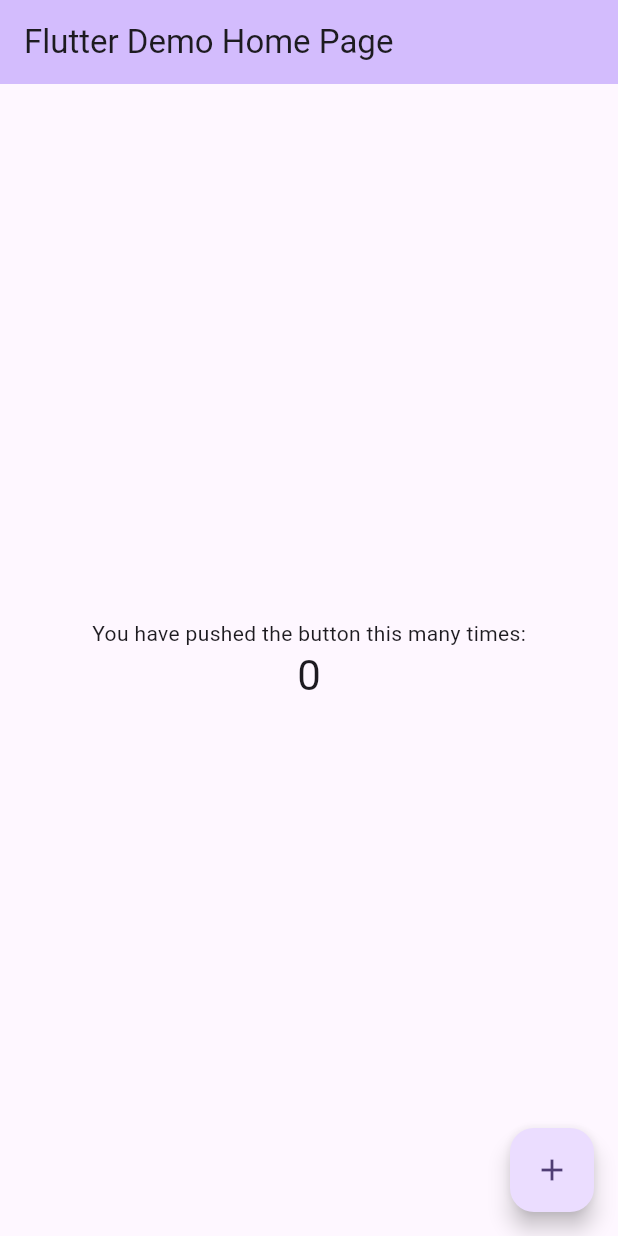
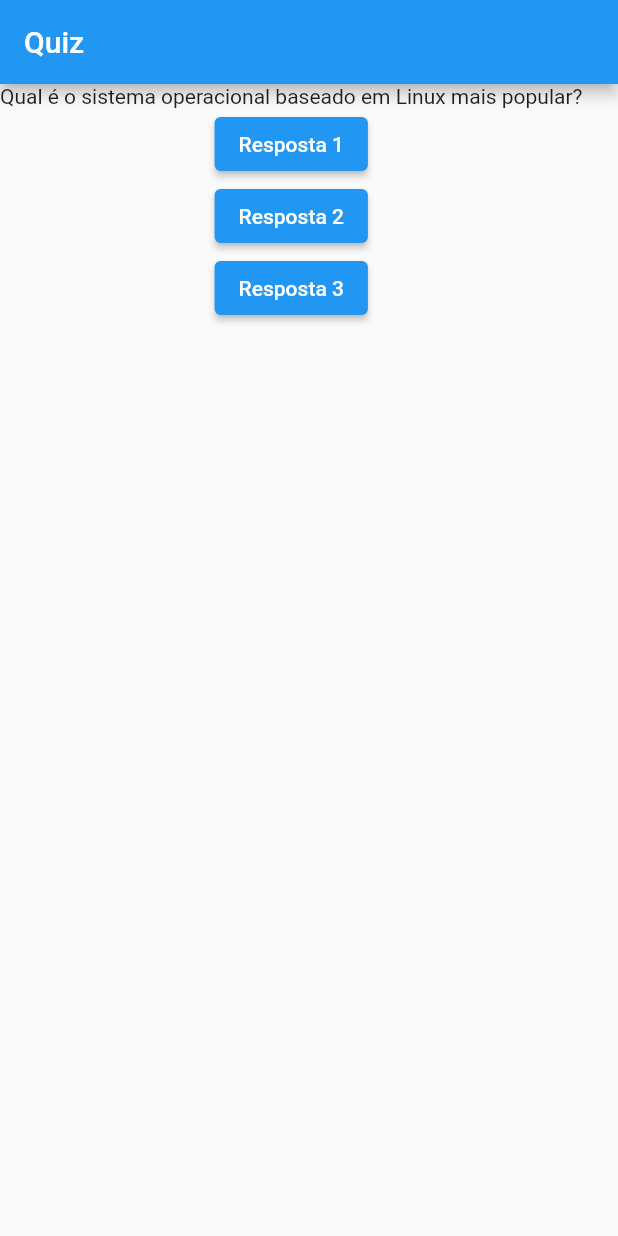
Before and after one commit to victorlopescc/quiz_project, a Flutter app: the screen it shows after launch, on a phone screen of 412 x 824 dp. Run offline on Flutter 3.47's test engine with Material 2 defaults, Android fonts, the phone set to English and light mode, and no system bars.

Commit message:
v0.1 - Basic Layout

```diff
--- a/lib/main.dart
+++ b/lib/main.dart
@@ -1,125 +1,46 @@
 import 'package:flutter/material.dart';
 
-void main() {
-  runApp(const MyApp());
-}
+main() => runApp(const QuizApp());
 
-class MyApp extends StatelessWidget {
-  const MyApp({super.key});
+class QuizApp extends StatelessWidget {
+  const QuizApp({super.key});
 
-  // This widget is the root of your application.
-  @override
-  Widget build(BuildContext context) {
-    return MaterialApp(
-      title: 'Flutter Demo',
-      theme: ThemeData(
-        // This is the theme of your application.
-        //
-        // TRY THIS: Try running your application with "flutter run". You'll see
-        // the application has a blue toolbar. Then, without quitting the app,
-        // try changing the seedColor in the colorScheme below to Colors.green
-        // and then invoke "hot reload" (save your changes or press the "hot
-        // reload" button in a Flutter-supported IDE, or press "r" if you used
-        // the command line to start the app).
-        //
-        // Notice that the counter didn't reset back to zero; the application
-        // state is not lost during the reload. To reset the state, use hot
-        // restart instead.
-        //
-        // This works for code too, not just values: Most code changes can be
-        // tested with just a hot reload.
-        colorScheme: ColorScheme.fromSeed(seedColor: Colors.deepPurple),
-        useMaterial3: true,
-      ),
-      home: const MyHomePage(title: 'Flutter Demo Home Page'),
-    );
-  }
-}
+  final selectedQuestion = 0;
 
-class MyHomePage extends StatefulWidget {
-  const MyHomePage({super.key, required this.title});
+  void answer() {
 
-  // This widget is the home page of your application. It is stateful, meaning
-  // that it has a State object (defined below) that contains fields that affect
-  // how it looks.
-
-  // This class is the configuration for the state. It holds the values (in this
-  // case the title) provided by the parent (in this case the App widget) and
-  // used by the build method of the State. Fields in a Widget subclass are
-  // always marked "final".
-
-  final String title;
-
-  @override
-  State<MyHomePage> createState() => _MyHomePageState();
-}
-
-class _MyHomePageState extends State<MyHomePage> {
-  int _counter = 0;
-
-  void _incrementCounter() {
-    setState(() {
-      // This call to setState tells the Flutter framework that something has
-      // changed in this State, which causes it to rerun the build method below
-      // so that the display can reflect the updated values. If we changed
-      // _counter without calling setState(), then the build method would not be
-      // called again, and so nothing would appear to happen.
-      _counter++;
-    });
   }
 
   @override
   Widget build(BuildContext context) {
-    // This method is rerun every time setState is called, for instance as done
-    // by the _incrementCounter method above.
-    //
-    // The Flutter framework has been optimized to make rerunning build methods
-    // fast, so that you can just rebuild anything that needs updating rather
-    // than having to individually change instances of widgets.
-    return Scaffold(
-      appBar: AppBar(
-        // TRY THIS: Try changing the color here to a specific color (to
-        // Colors.amber, perhaps?) and trigger a hot reload to see the AppBar
-        // change color while the other colors stay the same.
-        backgroundColor: Theme.of(context).colorScheme.inversePrimary,
-        // Here we take the value from the MyHomePage object that was created by
-        // the App.build method, and use it to set our appbar title.
-        title: Text(widget.title),
-      ),
-      body: Center(
-        // Center is a layout widget. It takes a single child and positions it
-        // in the middle of the parent.
-        child: Column(
-          // Column is also a layout widget. It takes a list of children and
-          // arranges them vertically. By default, it sizes itself to fit its
-          // children horizontally, and tries to be as tall as its parent.
-          //
-          // Column has various properties to control how it sizes itself and
-          // how it positions its children. Here we use mainAxisAlignment to
-          // center the children vertically; the main axis here is the vertical
-          // axis because Columns are vertical (the cross axis would be
-          // horizontal).
-          //
-          // TRY THIS: Invoke "debug painting" (choose the "Toggle Debug Paint"
-          // action in the IDE, or press "p" in the console), to see the
-          // wireframe for each widget.
-          mainAxisAlignment: MainAxisAlignment.center,
-          children: <Widget>[
-            const Text(
-              'You have pushed the button this many times:',
+    final questions = [
+      'Qual é o sistema operacional baseado em Linux mais popular?',
+      'Qual é o comando usado para listar arquivos e diretórios no Linux?'
+    ];
+
+    return MaterialApp(
+      home: Scaffold(
+        appBar: AppBar(
+          title: const Text('Quiz'),
+        ),
+        body: Column(
+          children: [
+            Text(questions[selectedQuestion]),
+            ElevatedButton(
+               onPressed: answer,
+               child: const Text('Resposta 1'),
             ),
-            Text(
-              '$_counter',
-              style: Theme.of(context).textTheme.headlineMedium,
+            ElevatedButton(
+               onPressed: answer,
+               child: const Text('Resposta 2'),
+            ),
+            ElevatedButton(
+               onPressed: answer,
+               child: const Text('Resposta 3'),
             ),
           ],
         ),
       ),
-      floatingActionButton: FloatingActionButton(
-        onPressed: _incrementCounter,
-        tooltip: 'Increment',
-        child: const Icon(Icons.add),
-      ), // This trailing comma makes auto-formatting nicer for build methods.
     );
   }
 }
```
Also changed, not shown: 2 other files.
